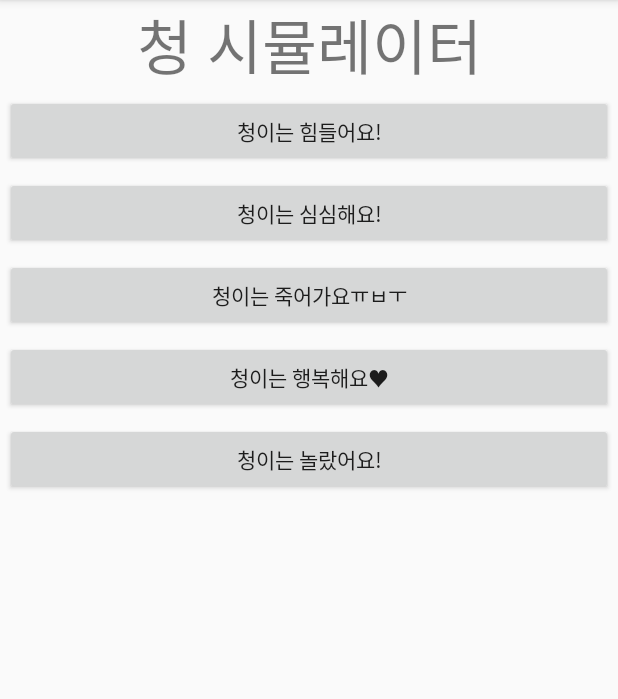
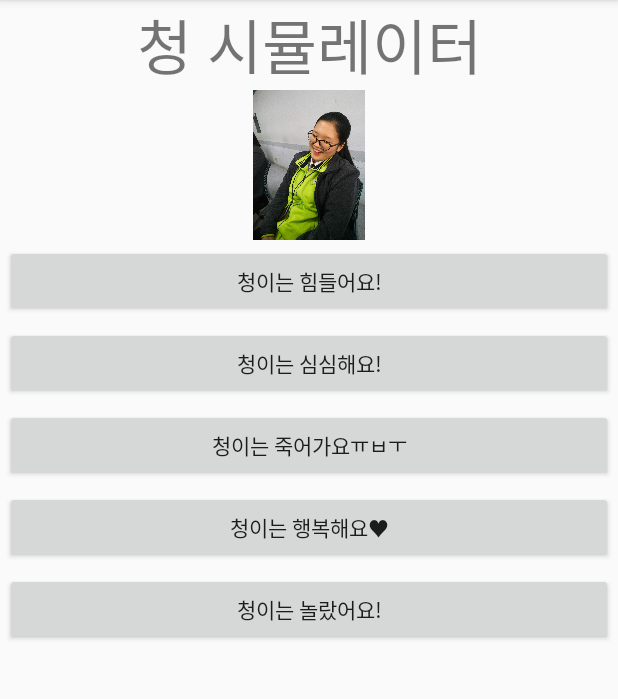
Before and after one commit to BbongLee/friend-simulator, an Android app: the screen it shows after launch (MainActivity), on a phone screen of 412 x 824 dp, the part 84-783 px from its top. Run offline under Robolectric (Android 15) with nearby library versions, the phone set to English and light mode, and no system bars.

Commit message:
#12 평소상태 이미지

```diff
--- a/app/src/main/java/kr/hs/emirim/friendsimulatorbbonglee/imchung/MainActivity.java
+++ b/app/src/main/java/kr/hs/emirim/friendsimulatorbbonglee/imchung/MainActivity.java
@@ -4,16 +4,19 @@ import android.os.Bundle;
 import android.support.v7.app.AppCompatActivity;
 import android.util.Log;
 import android.view.View;
+import android.widget.ImageView;
 import android.widget.Toast;
 
 public class MainActivity extends AppCompatActivity {
     public final static String TAG = "Blue:Main";
+    private ImageView mImageViewFriendsVisual;
 
     @Override
     protected void onCreate(Bundle savedInstanceState) {
         super.onCreate(savedInstanceState);
         Log.d(TAG, "onCreate 메소드 호출!");
         setContentView(R.layout.activity_main);
+        mImageViewFriendsVisual = (ImageView) findViewById(R.id.friend_visual);
         Log.d(TAG, "activity_main 레이아웃 세팅!");
     }
     void onClick(View view){
--- a/app/src/main/res/layout/activity_main.xml
+++ b/app/src/main/res/layout/activity_main.xml
@@ -16,6 +16,13 @@
         android:textSize="40sp"
         android:text="청 시뮬레이터"
         />
+
+    <ImageView
+        android:layout_gravity="center"
+        android:id="@+id/friend_visual"
+        android:layout_width="100dp"
+        android:layout_height="100dp"
+        android:src="@drawable/chu_1" />
 
     <Button
         android:id="@+id/button1"
```
